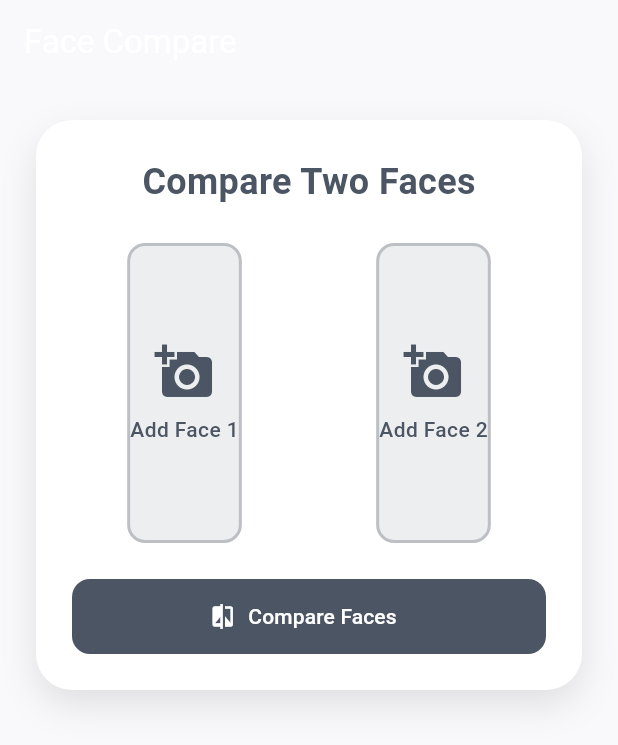
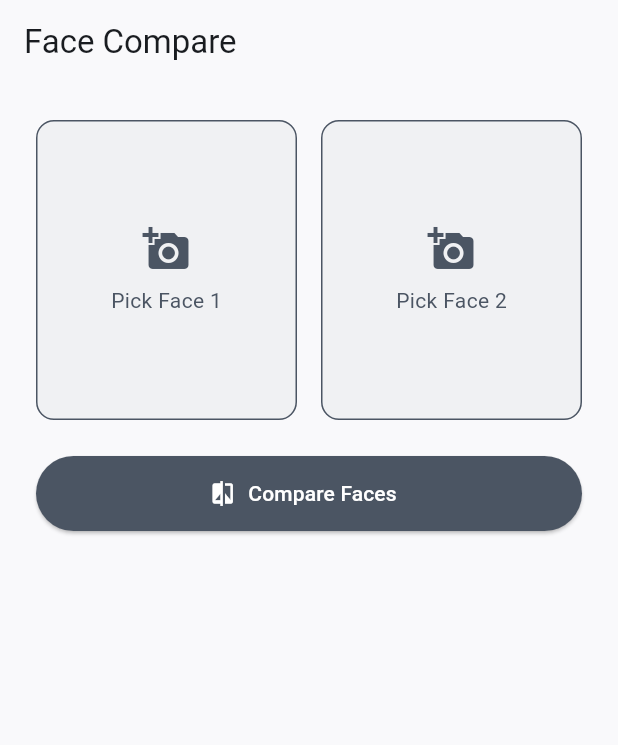
Before and after one commit to Abdou-bnm/authface, a Flutter app: the FaceComparePage screen opened by its route, on a phone screen of 412 x 824 dp. Shown: the top 745 px of the screen. Run offline on Flutter 3.47's test engine with Material 3 defaults, Android fonts, the phone set to English and light mode, and no system bars; our stand-ins replace audioplayers, cloud_firestore, firebase_auth, firebase_core, go_router, google_sign_in and 1 more; missing offline and left inert: google_mlkit_face_detection, tflite_flutter; accounts and stored records are empty; Roboto replaces fonts that are missing (Poppins).

Commit message:
face id + sounds

```diff
--- a/lib/routes.dart
+++ b/lib/routes.dart
@@ -8,6 +8,7 @@ import 'screens/auth/verify_email_page.dart';
 import 'screens/face/face_compare_page.dart';
 
 import 'screens/home/home_page.dart';
+import 'screens/auth/face_login_page.dart'; // adjust the path
 
 class AppRouter {
   static final router = GoRouter(
@@ -20,6 +21,10 @@ class AppRouter {
       GoRoute(
         path: '/signup',
         builder: (_, __) => const SignUpPage(),
+      ),
+      GoRoute(
+        path: '/face-login',
+        builder: (context, state) => const FaceLoginPage(),
       ),
       GoRoute(
         path: '/forgot-password',
--- a/lib/screens/face/face_compare_page.dart
+++ b/lib/screens/face/face_compare_page.dart
@@ -1,10 +1,10 @@
 import 'dart:io';
+import 'dart:math';
 import 'package:flutter/material.dart';
 import 'package:image_picker/image_picker.dart';
 import '../../services/face_embedding_service.dart';
 import '../../core/constants.dart';
 import '../../widgets/show_snackbar.dart';
-import 'dart:math';
 
 class FaceComparePage extends StatefulWidget {
   const FaceComparePage({super.key});
@@ -22,33 +22,29 @@ class _FaceComparePageState extends State<FaceComparePage> {
   double? _similarity;
   bool _loading = false;
 
-  Future<void> _pickFace(int faceIndex) async {
-    try {
-      final XFile? pickedFile = await _picker.pickImage(
-        source: ImageSource.gallery,
-        maxWidth: 500,
-        maxHeight: 500,
-        imageQuality: 85,
-      );
-      if (pickedFile != null) {
-        final file = File(pickedFile.path);
+  @override
+  void initState() {
+    super.initState();
+    _embeddingService.loadModel();
+  }
+
+  Future<void> _pickImage(int index) async {
+    final picked = await _picker.pickImage(source: ImageSource.gallery);
+    if (picked != null) {
       setState(() {
-          if (faceIndex == 1) {
-            _image1 = file;
+        if (index == 1) {
+          _image1 = File(picked.path);
         } else {
-            _image2 = file;
+          _image2 = File(picked.path);
         }
         _similarity = null;
       });
-      }
-    } catch (e) {
-      showSnackBar(context, "Failed to pick image: $e", isError: true);
     }
   }
 
   Future<void> _compareFaces() async {
     if (_image1 == null || _image2 == null) {
-      showSnackBar(context, "Please select both images", isError: true);
+      showSnackBar(context, "Select both images", isError: true);
       return;
     }
 
@@ -57,17 +53,17 @@ class _FaceComparePageState extends State<FaceComparePage> {
     try {
       final emb1 = await _embeddingService.extractEmbedding(_image1!);
       final emb2 = await _embeddingService.extractEmbedding(_image2!);
+      final similarity = _cosineSimilarity(emb1, emb2) * 100;
 
-      final similarity = _cosineSimilarity(emb1, emb2) * 100;
       setState(() {
         _similarity = similarity;
       });
 
       final msg = similarity >= 70
-          ? '✅ Match Success (${similarity.toStringAsFixed(2)}%)'
-          : '❌ Not a Match (${similarity.toStringAsFixed(2)}%)';
+          ? "✅ Match Success (${similarity.toStringAsFixed(2)}%)"
+          : "❌ Not a Match (${similarity.toStringAsFixed(2)}%)";
 
-      showSnackBar(context, msg);
+      showSnackBar(context, msg, isError: similarity < 70);
     } catch (e) {
       showSnackBar(context, "Error comparing faces: $e", isError: true);
     } finally {
@@ -76,9 +72,7 @@ class _FaceComparePageState extends State<FaceComparePage> {
   }
 
   double _cosineSimilarity(List<double> v1, List<double> v2) {
-    double dot = 0.0;
-    double normA = 0.0;
-    double normB = 0.0;
+    double dot = 0, normA = 0, normB = 0;
     for (int i = 0; i < v1.length; i++) {
       dot += v1[i] * v2[i];
       normA += v1[i] * v1[i];
@@ -92,115 +86,37 @@ class _FaceComparePageState extends State<FaceComparePage> {
     return Scaffold(
       backgroundColor: Constants.primaryColor,
       appBar: AppBar(
+        title: const Text("Face Compare"),
         backgroundColor: Constants.primaryColor,
-        title: const Text(
-          'Face Compare',
-          style: TextStyle(color: Colors.white),
       ),
-        elevation: 0,
-      ),
-      body: SafeArea(
-        child: SingleChildScrollView(
+      body: Padding(
         padding: const EdgeInsets.all(24),
         child: Column(
           children: [
-              Container(
-                padding: const EdgeInsets.all(24),
-                decoration: BoxDecoration(
-                  color: Colors.white,
-                  borderRadius: BorderRadius.circular(24),
-                  boxShadow: [
-                    BoxShadow(
-                      color: Colors.black.withOpacity(0.1),
-                      blurRadius: 20,
-                      offset: const Offset(0, 10),
-                    ),
-                  ],
-                ),
-                child: Column(
-                  children: [
-                    const Text(
-                      'Compare Two Faces',
-                      style: TextStyle(
-                        fontSize: 24,
-                        fontWeight: FontWeight.bold,
-                        color: Constants.accentColor,
-                      ),
-                    ),
-                    const SizedBox(height: 24),
             Row(
               children: [
-                        Expanded(
-                          child: _buildImageContainer(
-                            image: _image1,
-                            onTap: () => _pickFace(1),
-                            label: 'Face 1',
-                          ),
-                        ),
+                Expanded(child: _buildImageCard(1, _image1)),
                 const SizedBox(width: 16),
-                        Expanded(
-                          child: _buildImageContainer(
-                            image: _image2,
-                            onTap: () => _pickFace(2),
-                            label: 'Face 2',
-                          ),
-                        ),
+                Expanded(child: _buildImageCard(2, _image2)),
               ],
             ),
             const SizedBox(height: 24),
-                    SizedBox(
-                      width: double.infinity,
-                      height: 50,
-                      child: ElevatedButton.icon(
+            ElevatedButton.icon(
+              icon: const Icon(Icons.compare),
+              label: Text(_loading ? "Comparing..." : "Compare Faces"),
               onPressed: _loading ? null : _compareFaces,
               style: ElevatedButton.styleFrom(
                 backgroundColor: Constants.accentColor,
                 foregroundColor: Colors.white,
-                          shape: RoundedRectangleBorder(
-                            borderRadius: BorderRadius.circular(12),
-                          ),
-                          elevation: 0,
-                        ),
-                        icon: _loading
-                            ? const SizedBox(
-                                width: 20,
-                                height: 20,
-                                child: CircularProgressIndicator(
-                                  strokeWidth: 2,
-                                  valueColor: AlwaysStoppedAnimation<Color>(Colors.white),
-                                ),
-                              )
-                            : const Icon(Icons.compare),
-                        label: Text(_loading ? 'Comparing...' : 'Compare Faces'),
+                minimumSize: const Size.fromHeight(50),
               ),
             ),
-                    if (_similarity != null) ...[
             const SizedBox(height: 24),
-                      Container(
-                        padding: const EdgeInsets.all(16),
-                        decoration: BoxDecoration(
-                          color: _similarity! >= 70
-                              ? Colors.green.withOpacity(0.1)
-                              : Colors.red.withOpacity(0.1),
-                          borderRadius: BorderRadius.circular(12),
-                          border: Border.all(
-                            color: _similarity! >= 70 ? Colors.green : Colors.red,
-                            width: 2,
-                          ),
-                        ),
-                        child: Row(
-                          mainAxisAlignment: MainAxisAlignment.center,
-                          children: [
-                            Icon(
-                              _similarity! >= 70 ? Icons.check_circle : Icons.cancel,
-                              color: _similarity! >= 70 ? Colors.green : Colors.red,
-                              size: 32,
-                            ),
-                            const SizedBox(width: 12),
+            if (_similarity != null)
               Text(
                 _similarity! >= 70
-                                  ? 'Match: ${_similarity!.toStringAsFixed(2)}%'
-                                  : 'Not a Match: ${_similarity!.toStringAsFixed(2)}%',
+                    ? "✅ Match: ${_similarity!.toStringAsFixed(2)}%"
+                    : "❌ Not a Match: ${_similarity!.toStringAsFixed(2)}%",
                 style: TextStyle(
                   fontSize: 20,
                   fontWeight: FontWeight.bold,
@@ -210,68 +126,35 @@ class _FaceComparePageState extends State<FaceComparePage> {
           ],
         ),
       ),
-                    ],
-                  ],
+    );
+  }
+
+  Widget _buildImageCard(int index, File? image) {
+    return GestureDetector(
+      onTap: () => _pickImage(index),
+      child: Container(
+        height: 200,
+        decoration: BoxDecoration(
+          border: Border.all(color: Constants.accentColor),
+          borderRadius: BorderRadius.circular(12),
+          color: Constants.accentColor.withOpacity(0.05),
         ),
-              ),
+        child: image != null
+            ? ClipRRect(
+                borderRadius: BorderRadius.circular(12),
+                child: Image.file(image, fit: BoxFit.cover),
+              )
+            : Center(
+                child: Column(
+                  mainAxisSize: MainAxisSize.min,
+                  children: [
+                    const Icon(Icons.add_a_photo, size: 32, color: Constants.accentColor),
+                    const SizedBox(height: 8),
+                    Text("Pick Face $index", style: TextStyle(color: Constants.accentColor)),
                   ],
                 ),
               ),
       ),
     );
   }
-
-  Widget _buildImageContainer({
-    required File? image,
-    required VoidCallback onTap,
-    required String label,
-  }) {
-    return Column(
-      children: [
-        GestureDetector(
-          onTap: onTap,
-          child: Container(
-            height: 200,
-            decoration: BoxDecoration(
-              color: Constants.accentColor.withOpacity(0.1),
-              borderRadius: BorderRadius.circular(12),
-              border: Border.all(
-                color: Constants.accentColor.withOpacity(0.3),
-                width: 2,
-              ),
-            ),
-            child: image != null
-                ? ClipRRect(
-                    borderRadius: BorderRadius.circular(10),
-                    child: Image.file(image, fit: BoxFit.cover),
-                  )
-                : Column(
-                    mainAxisAlignment: MainAxisAlignment.center,
-                    children: [
-                      Icon(
-                        Icons.add_a_photo,
-                        color: Constants.accentColor,
-                        size: 40,
-                      ),
-                      const SizedBox(height: 8),
-                      Text(
-                        'Add $label',
-                        style: TextStyle(
-                          color: Constants.accentColor,
-                          fontWeight: FontWeight.w500,
-                        ),
-                      ),
-                    ],
-                  ),
-          ),
-        ),
-      ],
-    );
 }
-
-  @override
-  void dispose() {
-    _embeddingService.dispose();
-    super.dispose();
-  }
-}
--- a/pubspec.yaml
+++ b/pubspec.yaml
@@ -95,3 +95,5 @@ flutter:
     - assets/logo/
     - assets/models/
     - assets/images/
+    - assets/sounds/success.mp3
+    - assets/sounds/fail.mp3
```
Also changed, not shown: lib/screens/auth/face_login_page.dart (added, +157 -0 lines), lib/screens/auth/login_page.dart (+20 -44 lines). Lines whose indentation alone changed are shown as unchanged.
